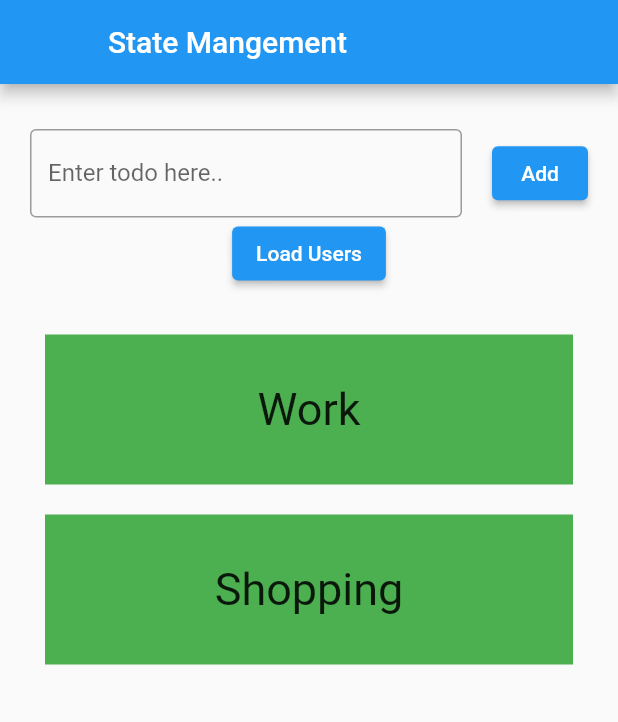
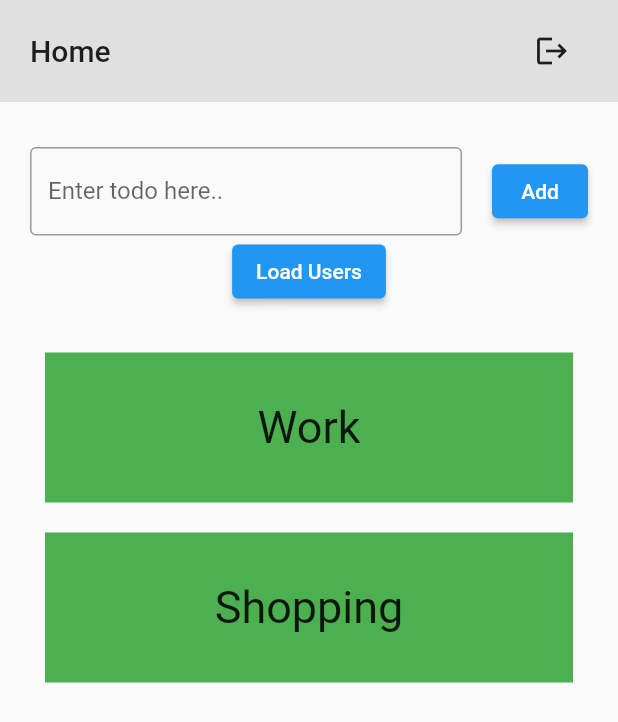
Before and after one commit to sudeepthapa/learning-flutter, a Flutter app: the screen it shows after launch, on a phone screen of 412 x 824 dp. Shown: the top 722 px of the screen. Run offline on Flutter 3.47's test engine with Material 2 defaults, Android fonts, the phone set to English and light mode, and no system bars.

Commit message:
custom appbar implemnted

```diff
--- /dev/null
+++ b/lib/components/common/custom_appbar.dart
@@ -0,0 +1,22 @@
+import 'package:flutter/material.dart';
+class CustomAppBar extends StatelessWidget {
+  const CustomAppBar({ Key? key }) : super(key: key);
+
+  @override
+  Widget build(BuildContext context) {
+    return SafeArea(
+      child: Container(
+        padding: EdgeInsets.symmetric(horizontal: 20, vertical: 10),
+        width: double.infinity,
+        color: Colors.grey.shade300,
+        child: Row(
+          mainAxisAlignment: MainAxisAlignment.spaceBetween,
+          children: [
+            const Text('Home', style: TextStyle(fontSize: 20, fontWeight: FontWeight.w500),),
+            IconButton(onPressed: (){}, icon: const Icon(Icons.logout))
+          ],
+        ),
+      ),
+    );
+  }
+}
--- a/lib/screens/home_page.dart
+++ b/lib/screens/home_page.dart
@@ -1,4 +1,5 @@
 import 'package:flutter/material.dart';
+import 'package:myfirstapp/components/common/custom_appbar.dart';
 import 'package:myfirstapp/components/todo_form.dart';
 import 'package:myfirstapp/components/todo_list.dart';
 import 'package:myfirstapp/providers/users_provider.dart';
@@ -18,14 +19,7 @@ class _HomePageState extends State<HomePage> {
     print(provider.isLoading);
     print(provider.users);
     return Scaffold(
-      appBar: AppBar(
-        title: const Text('State Mangement'),
-        leading: provider.isLoading
-            ? const CircularProgressIndicator(
-                color: Colors.white,
-              )
-            : const SizedBox(),
-      ),
+      appBar: const PreferredSize(child: CustomAppBar(), preferredSize: Size.fromHeight(80),),
       body: Container(
         margin: const EdgeInsets.symmetric(horizontal: 20, vertical: 30),
         width: double.infinity,
```
